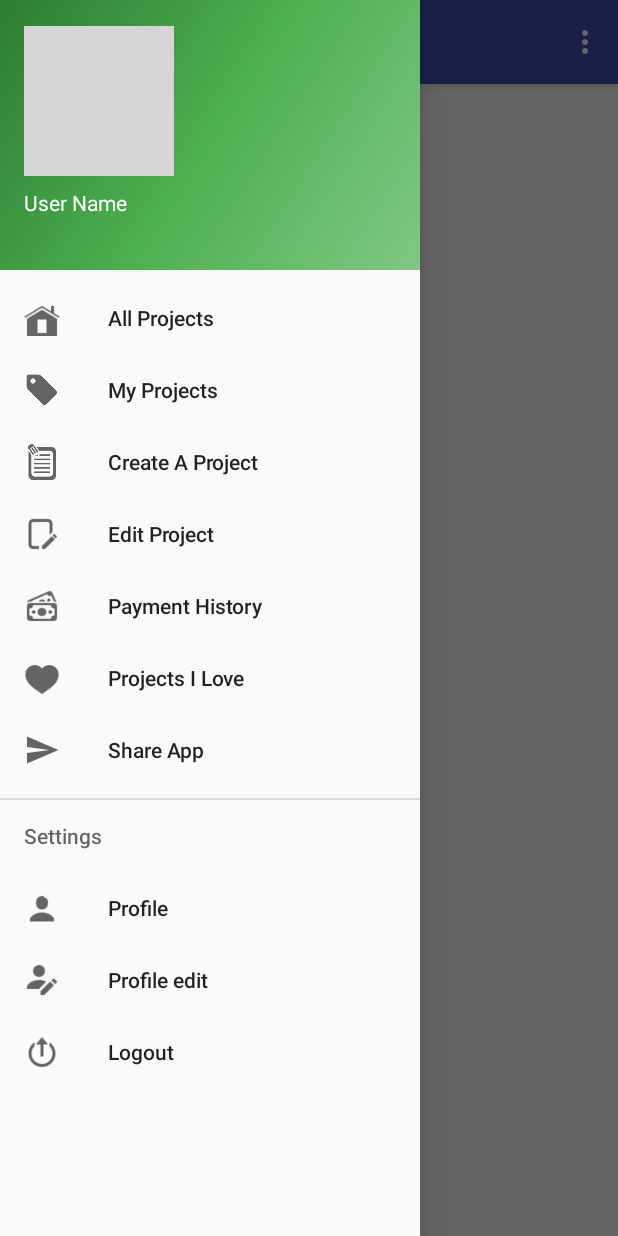
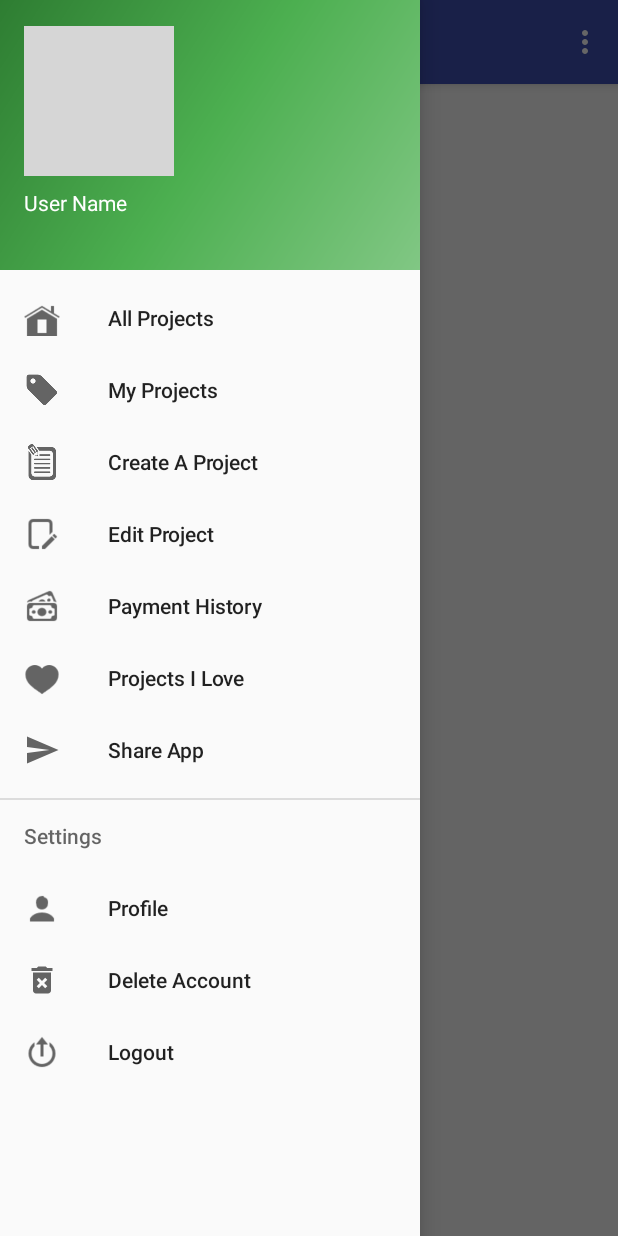
Before and after one commit to devDonald/CrowdFundings, an Android app: the MainActivity screen opened directly, with no data from a screen before it, with the side drawer open, on a phone screen of 412 x 824 dp. Run offline under Robolectric (Android 15) with nearby library versions, the phone set to English and light mode, and no system bars; our stand-ins replace CircleImageView, Firebase (no records; nobody signed in at launch, a user with empty details on screens opened directly), Picasso; libraries missing offline, so code that uses them is left out: com.valdesekamdem.library; 2 statements that could not run were skipped; grey boxes are pictures that could not be loaded.

Commit message:
fixed share app and delete account

```diff
--- /dev/null
+++ b/app/src/main/res/drawable/ic_delete_acct.xml
@@ -0,0 +1,9 @@
+<vector xmlns:android="http://schemas.android.com/apk/res/android"
+        android:width="24dp"
+        android:height="24dp"
+        android:viewportWidth="24.0"
+        android:viewportHeight="24.0">
+    <path
+        android:fillColor="#FF000000"
+        android:pathData="M6,19c0,1.1 0.9,2 2,2h8c1.1,0 2,-0.9 2,-2L18,7L6,7v12zM8.46,11.88l1.41,-1.41L12,12.59l2.12,-2.12 1.41,1.41L13.41,14l2.12,2.12 -1.41,1.41L12,15.41l-2.12,2.12 -1.41,-1.41L10.59,14l-2.13,-2.12zM15.5,4l-1,-1h-5l-1,1L5,4v2h14L19,4z"/>
+</vector>
--- a/app/src/main/res/menu/activity_main_drawer.xml
+++ b/app/src/main/res/menu/activity_main_drawer.xml
@@ -1,6 +1,7 @@
 <?xml version="1.0" encoding="utf-8"?>
 <menu xmlns:android="http://schemas.android.com/apk/res/android"
     xmlns:tools="http://schemas.android.com/tools"
+    xmlns:app="http://schemas.android.com/apk/res-auto"
     tools:showIn="navigation_view">
 
     <group android:checkableBehavior="single">
@@ -44,9 +45,9 @@
                 android:icon="@drawable/profile_icon"
                 android:title="Profile" />
             <item
-                android:id="@+id/nav_editProfile"
-                android:icon="@drawable/profile_edit"
-                android:title="Profile edit" />
+                android:id="@+id/nav_delete"
+                android:icon="@drawable/ic_delete_acct"
+                android:title="Delete Account" />
             <item
                 android:id="@+id/nav_logout"
                 android:icon="@drawable/logout"
```
Also changed, not shown: app/src/main/java/com/donald/crowdfunding/activities/MainActivity.java (+36 -3 lines).
